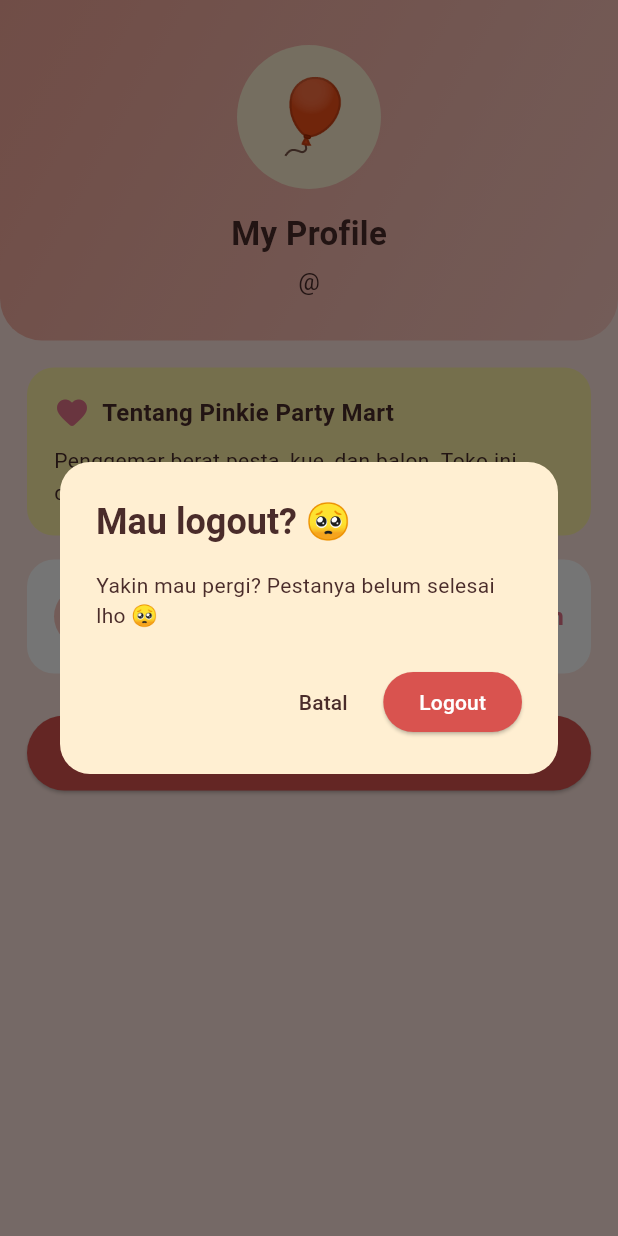
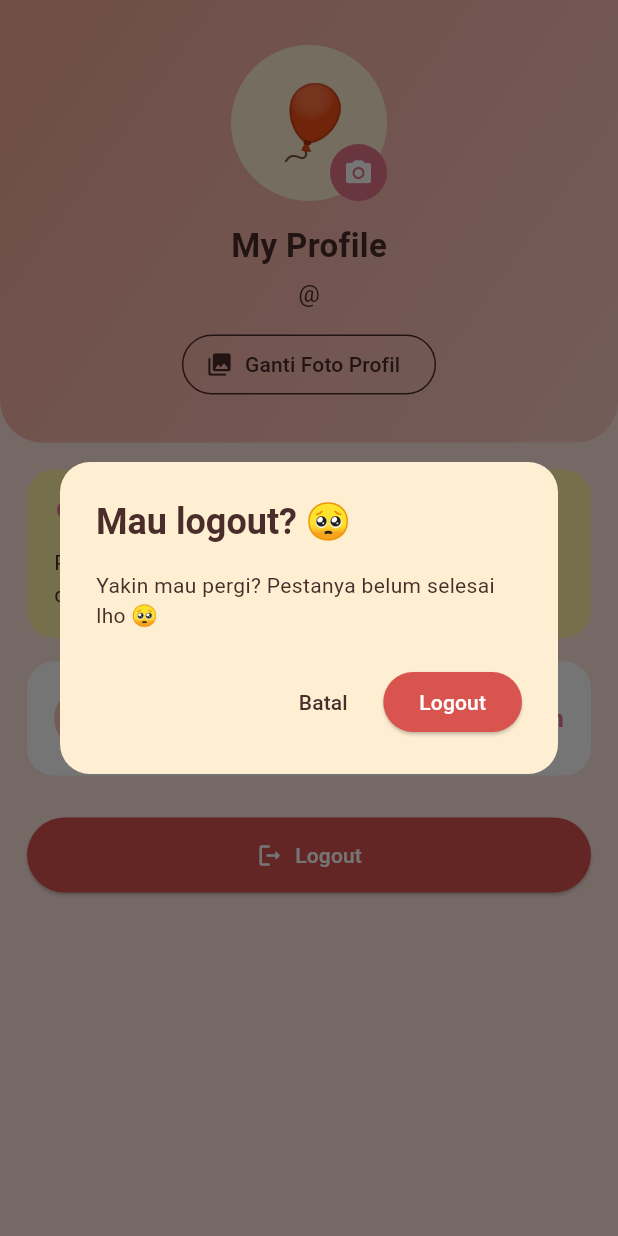
Before and after one commit to nextnindcode/124240113_latres_D, a Flutter app: the ProfilePage screen opened directly with empty values, after a tap on "Logout", on a phone screen of 412 x 824 dp. Run offline on Flutter 3.47's test engine with Material 3 defaults, Android fonts, the phone set to English and light mode, and no system bars; our stand-ins replace flutter_local_notifications, geolocator, get, hive, hive_flutter, image_picker and 1 more; accounts and stored records are empty.

Commit message:
feat: add cross-platform profile photo

```diff
--- a/pinkie_mart/lib/pages/profile_page.dart
+++ b/pinkie_mart/lib/pages/profile_page.dart
@@ -1,26 +1,236 @@
+import 'dart:typed_data';
+
 import 'package:flutter/material.dart';
 import 'package:hive_flutter/hive_flutter.dart';
 
 import '../models/cart_item.dart';
 import '../services/cart_service.dart';
+import '../services/profile_photo_service.dart';
 import '../services/session_service.dart';
 import '../theme/app_theme.dart';
 
-class ProfilePage extends StatelessWidget {
+class ProfilePage extends StatefulWidget {
   final VoidCallback onLogout;
 
   const ProfilePage({super.key, required this.onLogout});
 
   @override
+  State<ProfilePage> createState() => _ProfilePageState();
+}
+
+class _ProfilePageState extends State<ProfilePage> {
+  Uint8List? photoBytes;
+
+  bool isLoadingPhoto = true;
+  bool isSavingPhoto = false;
+
+  final String username = SessionService.currentUser;
+
+  @override
+  void initState() {
+    super.initState();
+    loadProfilePhoto();
+  }
+
+  // Memuat foto profil berdasarkan username.
+  Future<void> loadProfilePhoto() async {
+    final savedPhoto = await ProfilePhotoService.getPhotoBytes(username);
+
+    if (!mounted) return;
+
+    setState(() {
+      photoBytes = savedPhoto;
+      isLoadingPhoto = false;
+    });
+  }
+
+  // Memilih dan menyimpan foto profil.
+  Future<void> changeProfilePhoto() async {
+    if (isSavingPhoto) return;
+
+    setState(() {
+      isSavingPhoto = true;
+    });
+
+    try {
+      final newPhoto = await ProfilePhotoService.pickAndSavePhoto(username);
+
+      if (!mounted) return;
+
+      // null berarti pengguna membatalkan pemilihan foto.
+      if (newPhoto == null) return;
+
+      setState(() {
+        photoBytes = newPhoto;
+      });
+
+      ScaffoldMessenger.of(context).showSnackBar(
+        const SnackBar(
+          content: Text('Foto profil berhasil diperbarui! 🎀'),
+          backgroundColor: AppTheme.pinkDeep,
+        ),
+      );
+    } catch (e) {
+      debugPrint('Error pada halaman profil: $e');
+
+      if (!mounted) return;
+
+      ScaffoldMessenger.of(context).showSnackBar(
+        SnackBar(
+          content: Text('Gagal menyimpan foto: $e'),
+          backgroundColor: AppTheme.danger,
+          duration: const Duration(seconds: 5),
+        ),
+      );
+    } finally {
+      if (mounted) {
+        setState(() {
+          isSavingPhoto = false;
+        });
+      }
+    }
+  }
+
+  // Menghapus foto profil.
+  Future<void> deleteProfilePhoto() async {
+    try {
+      await ProfilePhotoService.removePhoto(username);
+
+      if (!mounted) return;
+
+      setState(() {
+        photoBytes = null;
+      });
+
+      ScaffoldMessenger.of(context).showSnackBar(
+        const SnackBar(content: Text('Foto profil berhasil dihapus.')),
+      );
+    } catch (e) {
+      if (!mounted) return;
+
+      ScaffoldMessenger.of(context).showSnackBar(
+        SnackBar(
+          content: Text('Gagal menghapus foto: $e'),
+          backgroundColor: AppTheme.danger,
+        ),
+      );
+    }
+  }
+
+  // Dialog konfirmasi hapus foto.
+  void showDeletePhotoDialog() {
+    showDialog(
+      context: context,
+      builder: (dialogContext) {
+        return AlertDialog(
+          backgroundColor: AppTheme.cream,
+          title: const Text(
+            'Hapus foto profil?',
+            style: TextStyle(color: AppTheme.ink, fontWeight: FontWeight.bold),
+          ),
+          content: const Text(
+            'Foto profil akan dikembalikan ke avatar awal.',
+            style: TextStyle(color: AppTheme.ink),
+          ),
+          actions: [
+            TextButton(
+              onPressed: () {
+                Navigator.pop(dialogContext);
+              },
+              child: const Text('Batal', style: TextStyle(color: AppTheme.ink)),
+            ),
+            ElevatedButton(
+              onPressed: () {
+                Navigator.pop(dialogContext);
+                deleteProfilePhoto();
+              },
+              style: ElevatedButton.styleFrom(
+                backgroundColor: AppTheme.danger,
+                foregroundColor: Colors.white,
+              ),
+              child: const Text('Hapus'),
+            ),
+          ],
+        );
+      },
+    );
+  }
+
+  // Dialog konfirmasi logout.
+  void showLogoutDialog() {
+    showDialog(
+      context: context,
+      builder: (dialogContext) {
+        return AlertDialog(
+          backgroundColor: AppTheme.cream,
+          shape: RoundedRectangleBorder(
+            borderRadius: BorderRadius.circular(20),
+          ),
+          title: const Text(
+            'Mau logout? 🥺',
+            style: TextStyle(color: AppTheme.ink, fontWeight: FontWeight.bold),
+          ),
+          content: const Text(
+            'Yakin mau pergi? Pestanya belum selesai lho 🥺',
+            style: TextStyle(color: AppTheme.ink),
+          ),
+          actions: [
+            TextButton(
+              onPressed: () {
+                Navigator.pop(dialogContext);
+              },
+              child: const Text('Batal', style: TextStyle(color: AppTheme.ink)),
+            ),
+            ElevatedButton(
+              onPressed: () {
+                Navigator.pop(dialogContext);
+                widget.onLogout();
+              },
+              style: ElevatedButton.styleFrom(
+                backgroundColor: AppTheme.danger,
+                foregroundColor: Colors.white,
+              ),
+              child: const Text('Logout'),
+            ),
+          ],
+        );
+      },
+    );
+  }
+
+  // Tampilan foto profil.
+  Widget buildProfileAvatar() {
+    if (isLoadingPhoto) {
+      return const CircleAvatar(
+        radius: 52,
+        backgroundColor: AppTheme.cream,
+        child: CircularProgressIndicator(color: AppTheme.pinkDeep),
+      );
+    }
+
+    if (photoBytes != null) {
+      return CircleAvatar(
+        radius: 52,
+        backgroundColor: AppTheme.cream,
+        backgroundImage: MemoryImage(photoBytes!),
+      );
+    }
+
+    return const CircleAvatar(
+      radius: 52,
+      backgroundColor: AppTheme.cream,
+      child: Text('🎈', style: TextStyle(fontSize: 48)),
+    );
+  }
+
+  @override
   Widget build(BuildContext context) {
-    final username = SessionService.currentUser;
-
     return Scaffold(
       backgroundColor: AppTheme.blush,
       body: SafeArea(
         child: Column(
           children: [
-            // header profile dengan avatar, username, dan nama pengguna
+            // Header profil.
             Container(
               width: double.infinity,
               padding: const EdgeInsets.fromLTRB(20, 30, 20, 28),
@@ -36,12 +246,33 @@ class ProfilePage extends StatelessWidget {
               ),
               child: Column(
                 children: [
-                  const CircleAvatar(
-                    radius: 48,
-                    backgroundColor: AppTheme.cream,
-                    child: Text('🎈', style: TextStyle(fontSize: 48)),
+                  // Foto profil dan tombol kamera.
+                  Stack(
+                    alignment: Alignment.bottomRight,
+                    children: [
+                      buildProfileAvatar(),
+
+                      Material(
+                        color: AppTheme.pinkDeep,
+                        shape: const CircleBorder(),
+                        child: InkWell(
+                          customBorder: const CircleBorder(),
+                          onTap: isSavingPhoto ? null : changeProfilePhoto,
+                          child: const Padding(
+                            padding: EdgeInsets.all(9),
+                            child: Icon(
+                              Icons.camera_alt_rounded,
+                              color: Colors.white,
+                              size: 20,
+                            ),
+                          ),
+                        ),
+                      ),
+                    ],
                   ),
+
                   const SizedBox(height: 14),
+
                   const Text(
                     'My Profile',
                     style: TextStyle(
@@ -50,11 +281,39 @@ class ProfilePage extends StatelessWidget {
                       color: AppTheme.ink,
                     ),
                   ),
+
                   const SizedBox(height: 5),
+
                   Text(
                     '@$username',
                     style: const TextStyle(fontSize: 16, color: AppTheme.ink),
                   ),
+
+                  const SizedBox(height: 12),
+
+                  // Tombol ganti foto.
+                  OutlinedButton.icon(
+                    onPressed: isSavingPhoto ? null : changeProfilePhoto,
+                    icon: const Icon(Icons.photo_library_rounded),
+                    label: Text(
+                      isSavingPhoto ? 'Menyimpan foto...' : 'Ganti Foto Profil',
+                    ),
+                    style: OutlinedButton.styleFrom(
+                      foregroundColor: AppTheme.ink,
+                      side: const BorderSide(color: AppTheme.ink),
+                    ),
+                  ),
+
+                  // Tombol hapus foto.
+                  if (photoBytes != null)
+                    TextButton.icon(
+                      onPressed: isSavingPhoto ? null : showDeletePhotoDialog,
+                      icon: const Icon(Icons.delete_outline_rounded),
+                      label: const Text('Hapus Foto'),
+                      style: TextButton.styleFrom(
+                        foregroundColor: AppTheme.danger,
+                      ),
+                    ),
                 ],
               ),
             ),
@@ -63,7 +322,7 @@ class ProfilePage extends StatelessWidget {
               child: ListView(
                 padding: const EdgeInsets.all(18),
                 children: [
-                  // Deskripsi pengguna.
+                  // Deskripsi Pinkie Party Mart.
                   Container(
                     padding: const EdgeInsets.all(18),
                     decoration: BoxDecoration(
@@ -102,7 +361,7 @@ class ProfilePage extends StatelessWidget {
 
                   const SizedBox(height: 16),
 
-                  // jumlah item dihitung berdasarkan username aktif
+                  // Jumlah produk dalam keranjang.
                   ValueListenableBuilder<Box<CartItem>>(
                     valueListenable: Hive.box<CartItem>('cart').listenable(),
                     builder: (context, box, child) {
@@ -149,54 +408,9 @@ class ProfilePage extends StatelessWidget {
 
                   const SizedBox(height: 28),
 
-                  // tombol logout
+                  // Tombol logout.
                   ElevatedButton.icon(
-                    onPressed: () {
-                      showDialog(
-                        context: context,
-                        builder: (dialogContext) {
-                          return AlertDialog(
-                            backgroundColor: AppTheme.cream,
-                            shape: RoundedRectangleBorder(
-                              borderRadius: BorderRadius.circular(20),
-                            ),
-                            title: const Text(
-                              'Mau logout? 🥺',
-                              style: TextStyle(
-                                color: AppTheme.ink,
-                                fontWeight: FontWeight.bold,
-                              ),
-                            ),
-                            content: const Text(
-                              'Yakin mau pergi? Pestanya belum selesai lho 🥺',
-                              style: TextStyle(color: AppTheme.ink),
-                            ),
-                            actions: [
-                              TextButton(
-                                onPressed: () {
-                                  Navigator.pop(dialogContext);
-                                },
-                                child: const Text(
-                                  'Batal',
-                                  style: TextStyle(color: AppTheme.ink),
-                                ),
-                              ),
-                              ElevatedButton(
-                                onPressed: () {
-                                  Navigator.pop(dialogContext);
-                                  onLogout();
-                                },
-                                style: ElevatedButton.styleFrom(
-                                  backgroundColor: AppTheme.danger,
-                                  foregroundColor: Colors.white,
-                                ),
-                                child: const Text('Logout'),
-                              ),
-                            ],
-                          );
-                        },
-                      );
-                    },
+                    onPressed: showLogoutDialog,
                     icon: const Icon(Icons.logout_rounded),
                     label: const Text('Logout'),
                     style: ElevatedButton.styleFrom(
--- /dev/null
+++ b/pinkie_mart/lib/services/profile_photo_service.dart
@@ -0,0 +1,86 @@
+import 'dart:convert';
+
+import 'package:flutter/foundation.dart';
+import 'package:image_picker/image_picker.dart';
+import 'package:shared_preferences/shared_preferences.dart';
+
+class ProfilePhotoService {
+  static final ImagePicker _picker = ImagePicker();
+
+  // Setiap username memiliki penyimpanan foto masing-masing.
+  static String _photoKey(String username) {
+    return 'profile_photo_$username';
+  }
+
+  // Mengambil foto profil yang sudah tersimpan.
+  static Future<Uint8List?> getPhotoBytes(String username) async {
+    try {
+      final prefs = await SharedPreferences.getInstance();
+
+      final savedPhoto = prefs.getString(_photoKey(username));
+
+      if (savedPhoto == null || savedPhoto.isEmpty) {
+        return null;
+      }
+
+      return base64Decode(savedPhoto);
+    } catch (e) {
+      debugPrint('Gagal membaca foto profil: $e');
+      return null;
+    }
+  }
+
+  // Memilih foto dan menyimpannya.
+  static Future<Uint8List?> pickAndSavePhoto(String username) async {
+    try {
+      // Membuka galeri HP atau file picker laptop.
+      final XFile? pickedImage = await _picker.pickImage(
+        source: ImageSource.gallery,
+        imageQuality: 40,
+        maxWidth: 320,
+        maxHeight: 320,
+      );
+
+      // Jika pengguna membatalkan pemilihan.
+      if (pickedImage == null) {
+        return null;
+      }
+
+      // Membaca foto sebagai bytes.
+      final Uint8List imageBytes = await pickedImage.readAsBytes();
+
+      if (imageBytes.isEmpty) {
+        throw Exception('File foto kosong.');
+      }
+
+      // Mengubah foto menjadi Base64.
+      final String encodedPhoto = base64Encode(imageBytes);
+
+      // Menyimpan foto ke SharedPreferences.
+      final prefs = await SharedPreferences.getInstance();
+
+      final bool saved = await prefs.setString(
+        _photoKey(username),
+        encodedPhoto,
+      );
+
+      if (!saved) {
+        throw Exception('Penyimpanan foto gagal.');
+      }
+
+      debugPrint('Foto profil berhasil disimpan untuk $username');
+
+      return imageBytes;
+    } catch (e) {
+      debugPrint('Kesalahan menyimpan foto profil: $e');
+      rethrow;
+    }
+  }
+
+  // Menghapus foto profil.
+  static Future<void> removePhoto(String username) async {
+    final prefs = await SharedPreferences.getInstance();
+
+    await prefs.remove(_photoKey(username));
+  }
+}
--- a/pinkie_mart/pubspec.yaml
+++ b/pinkie_mart/pubspec.yaml
@@ -41,6 +41,8 @@ dependencies:
   flutter_local_notifications: ^19.0.0
   geolocator: ^13.0.0
   get: ^4.6.6
+  image_picker: ^1.1.2
+  path_provider: ^2.1.5
 
 dev_dependencies:
   flutter_test:
```
Also changed, not shown: pinkie_mart/pubspec.lock, 5 other files.
